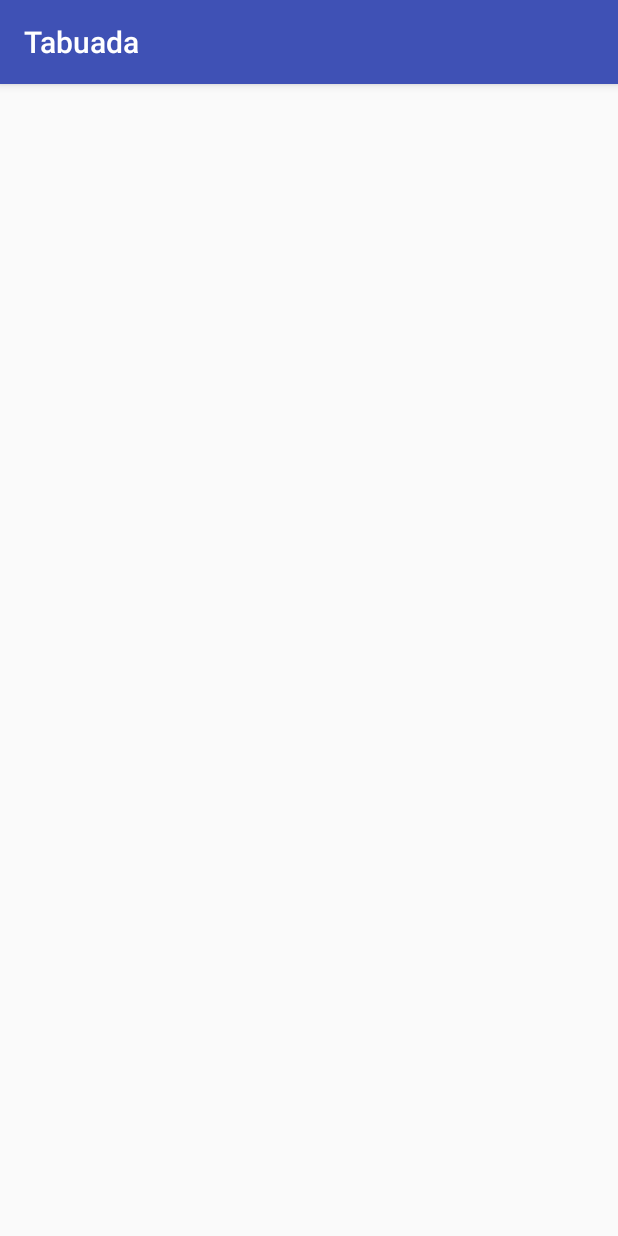
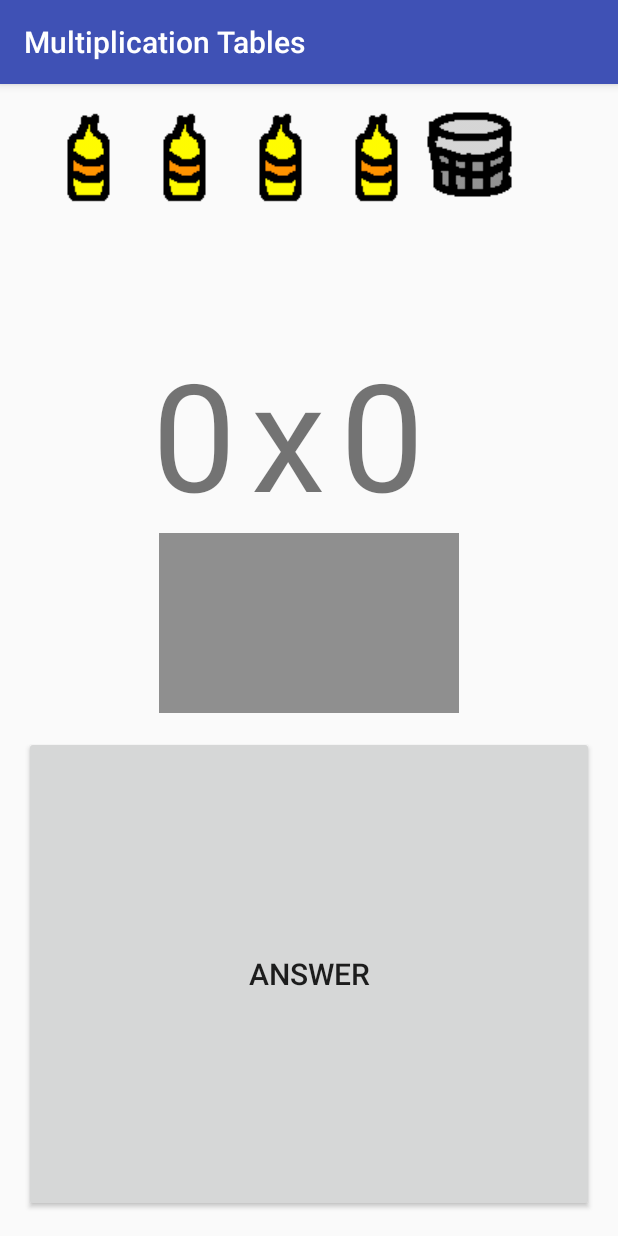
Before and after one commit to darthcabs/android-2tdss, an Android app: the screen it shows after launch (TabuadaActivity), on a phone screen of 412 x 824 dp. Run offline under Robolectric (Android 15) with nearby library versions, the phone set to English and light mode, and no system bars.

Commit message:
Layout and i18n

```diff
--- a/Tabuada/app/src/main/res/layout/activity_tabuada.xml
+++ b/Tabuada/app/src/main/res/layout/activity_tabuada.xml
@@ -12,5 +12,83 @@
 
     <ImageView
         android:layout_width="64dp"
-        android:layout_height="64dp" />
+        android:layout_height="64dp"
+        android:src="@drawable/garrafa"
+        android:layout_marginLeft="10dp"
+        android:id="@+id/garrafa1"
+        />
+    <ImageView
+        android:layout_width="64dp"
+        android:layout_height="64dp"
+        android:src="@drawable/garrafa"
+        android:layout_toRightOf="@id/garrafa1"
+        android:id="@+id/garrafa2"
+        />
+    <ImageView
+        android:layout_width="64dp"
+        android:layout_height="64dp"
+        android:src="@drawable/garrafa"
+        android:layout_toRightOf="@id/garrafa2"
+        android:id="@+id/garrafa3"
+        />
+    <ImageView
+        android:layout_width="64dp"
+        android:layout_height="64dp"
+        android:src="@drawable/garrafa"
+        android:layout_toRightOf="@id/garrafa3"
+        android:id="@+id/garrafa4"
+        />
+
+    <ImageView
+        android:layout_width="64dp"
+        android:layout_height="64dp"
+        android:src="@drawable/lixo"
+        android:layout_toRightOf="@id/garrafa4"
+        android:id="@+id/lixo"
+        />
+
+    <TextView
+        android:layout_width="wrap_content"
+        android:layout_height="wrap_content"
+        android:text="0"
+        android:textSize="100sp"
+        android:id="@+id/txtNum1"
+        android:layout_marginTop="150dp"
+        android:layout_marginLeft="85dp"/>
+
+    <TextView
+        android:layout_width="wrap_content"
+        android:layout_height="wrap_content"
+        android:text="x"
+        android:textSize="100sp"
+        android:id="@+id/txtX"
+        android:layout_alignBaseline="@id/txtNum1"
+        android:layout_marginLeft="10dp"
+        android:layout_toRightOf="@id/txtNum1"/>
+
+    <TextView
+        android:layout_width="wrap_content"
+        android:layout_height="wrap_content"
+        android:text="0"
+        android:textSize="100sp"
+        android:id="@+id/txtNum2"
+        android:layout_alignBaseline="@id/txtNum1"
+        android:layout_marginLeft="10dp"
+        android:layout_toRightOf="@id/txtX"/>
+    <EditText
+        android:layout_width="200dp"
+        android:layout_height="120dp"
+        android:id="@+id/edtResposta"
+        android:background="#88333333"
+        android:layout_below="@id/txtX"
+        android:layout_centerInParent="true"
+        android:inputType="number"/>
+    <Button
+        android:layout_width="match_parent"
+        android:layout_height="match_parent"
+        android:layout_below="@id/edtResposta"
+        android:layout_marginTop="15dp"
+        android:text="@string/btnOK_text"
+        android:textSize="20sp"
+        android:id="@+id/btnOK"/>
 </RelativeLayout>
--- a/Tabuada/app/src/main/res/values/strings.xml
+++ b/Tabuada/app/src/main/res/values/strings.xml
@@ -1,3 +1,4 @@
 <resources>
-    <string name="app_name">Tabuada</string>
+    <string name="app_name">Multiplication Tables</string>
+    <string name="btnOK_text">Answer</string>
 </resources>
```
Also changed, not shown: 1 other file.
